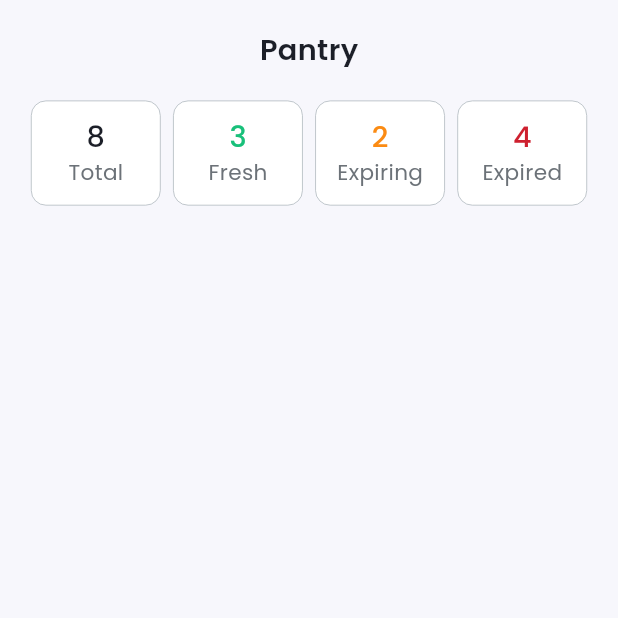
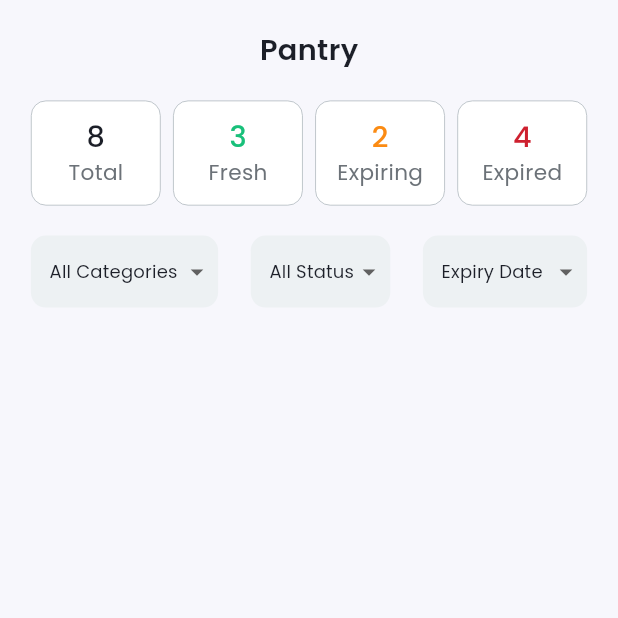
Before and after one commit to hao47/pantrikita, a Flutter app: the PantryPage screen opened directly, on a phone screen of 412 x 824 dp, the top half of it. Run offline on Flutter 3.47's test engine with Material 3 defaults, Android fonts, the phone set to English and light mode, and no system bars; our stand-ins replace bloc, equatable, flutter_bloc, flutter_dotenv, get_it, get_storage and 4 more; accounts and stored records are empty.

Commit message:
feat: [SF] add folder bloc in pantry and widget dropdown filter pantry

```diff
--- /dev/null
+++ b/lib/feature/pantry/data/dropdown_data/category_dropdown_data.dart
@@ -0,0 +1,9 @@
+Map<String, String> categoryDropdownData = {
+  "all_categories": "All Categories",
+  "dairy": "🥛 Dairy",
+  "vegetable": "🥕 Vegetables",
+  "fruit": "🍎 Fruits",
+  "grains": "🍞 Grains",
+  "meat": "🥩 Meat",
+  "seafood": "🐟 Seafood",
+};
--- /dev/null
+++ b/lib/feature/pantry/data/dropdown_data/sort_dropdown_data.dart
@@ -0,0 +1,6 @@
+Map<String, String> sortDropdownData = {
+  "expiry_date": "Expiry Date",
+  "name": "Name",
+  "category": "Category",
+  "date_added": "Date Added",
+};
--- /dev/null
+++ b/lib/feature/pantry/data/dropdown_data/status_dropdown_data.dart
@@ -0,0 +1,6 @@
+Map<String, String> statusDropdownData = {
+  "all_status": "All Status",
+  "fresh": "Fresh",
+  "expiring_soon": "Expiring",
+  "expired": "Expired",
+};
--- /dev/null
+++ b/lib/feature/pantry/presentation/bloc/pantry_bloc.dart
@@ -0,0 +1,44 @@
+import 'package:equatable/equatable.dart';
+import 'package:flutter/material.dart';
+import 'package:flutter_bloc/flutter_bloc.dart';
+
+part 'pantry_event.dart';
+
+part 'pantry_state.dart';
+
+class PantryBloc extends Bloc<PantryEvent, PantryState> {
+  PantryBloc() : super(PantryState()) {
+    on<GetFilterSearchEvent>(_onFilterSearch);
+    on<GetFilterCategoryEvent>(_onFilterCategory);
+    on<GetFilterStatusEvent>(_onFilterStatus);
+    on<GetFilterSortEvent>(_onFilterSort);
+  }
+
+  Future<void> _onFilterSearch(
+      GetFilterSearchEvent event,
+      Emitter<PantryState> emit,
+      ) async {
+    emit(state.copyWith(filterSearch: event.filterSearch));
+  }
+
+  Future<void> _onFilterCategory(
+      GetFilterCategoryEvent event,
+      Emitter<PantryState> emit,
+      ) async {
+    emit(state.copyWith(filterCategory: event.filterCategory));
+  }
+
+  Future<void> _onFilterStatus(
+      GetFilterStatusEvent event,
+      Emitter<PantryState> emit,
+      ) async {
+    emit(state.copyWith(filterStatus: event.filterStatus));
+  }
+
+  Future<void> _onFilterSort(
+      GetFilterSortEvent event,
+      Emitter<PantryState> emit,
+      ) async {
+    emit(state.copyWith(filterSort: event.filterSort));
+  }
+}
--- /dev/null
+++ b/lib/feature/pantry/presentation/bloc/pantry_event.dart
@@ -0,0 +1,30 @@
+part of 'pantry_bloc.dart';
+
+@immutable
+abstract class PantryEvent {}
+
+class GetPantryEvent extends PantryEvent {}
+
+class GetFilterSearchEvent extends PantryEvent {
+  final String filterSearch;
+
+  GetFilterSearchEvent({required this.filterSearch});
+}
+
+class GetFilterCategoryEvent extends PantryEvent {
+  final String filterCategory;
+
+  GetFilterCategoryEvent({required this.filterCategory});
+}
+
+class GetFilterStatusEvent extends PantryEvent {
+  final String filterStatus;
+
+  GetFilterStatusEvent({required this.filterStatus});
+}
+
+class GetFilterSortEvent extends PantryEvent {
+  final String filterSort;
+
+  GetFilterSortEvent({required this.filterSort});
+}
--- /dev/null
+++ b/lib/feature/pantry/presentation/bloc/pantry_state.dart
@@ -0,0 +1,56 @@
+part of 'pantry_bloc.dart';
+
+enum PantryStatus { initial, loading, success, failure }
+
+class PantryState extends Equatable {
+  const PantryState({
+    this.filterSearch = '',
+    this.filterCategory = 'all_categories',
+    this.filterStatus = 'all_status',
+    this.filterSort = 'expiry_date',
+    this.pantryStatus = PantryStatus.initial,
+    this.failureMessage = '',
+    this.failureType = '',
+  });
+
+  final String filterSearch;
+  final String filterCategory;
+  final String filterStatus;
+  final String filterSort;
+
+  final PantryStatus pantryStatus;
+  final String failureMessage;
+  final String failureType;
+
+
+  PantryState copyWith({
+    String? filterSearch,
+    String? filterCategory,
+    String? filterStatus,
+    String? filterSort,
+    PantryStatus? pantryStatus,
+    String? failureMessage,
+    String? failureType,
+  }) {
+    return PantryState(
+      filterSearch: filterSearch ?? this.filterSearch,
+      filterCategory: filterCategory ?? this.filterCategory,
+      filterStatus: filterStatus ?? this.filterStatus,
+      filterSort: filterSort ?? this.filterSort,
+      pantryStatus: pantryStatus ?? this.pantryStatus,
+      failureMessage: failureMessage ?? this.failureMessage,
+      failureType: failureType ?? this.failureType,
+    );
+  }
+
+  @override
+  List<Object> get props => [
+    filterSearch,
+    filterCategory,
+    filterStatus,
+    filterSort,
+    pantryStatus,
+    failureMessage,
+    failureType,
+  ];
+}
--- a/lib/feature/pantry/presentation/pages/pantry_page.dart
+++ b/lib/feature/pantry/presentation/pages/pantry_page.dart
@@ -1,8 +1,14 @@
 import 'package:flutter/cupertino.dart';
 import 'package:flutter/material.dart';
+import 'package:flutter_bloc/flutter_bloc.dart';
 import 'package:pantrikita/core/theme/color_value.dart';
 import 'package:pantrikita/core/theme/text_style.dart';
+import 'package:pantrikita/feature/pantry/data/dropdown_data/category_dropdown_data.dart';
+import 'package:pantrikita/feature/pantry/data/dropdown_data/sort_dropdown_data.dart';
+import 'package:pantrikita/feature/pantry/data/dropdown_data/status_dropdown_data.dart';
+import 'package:pantrikita/feature/pantry/presentation/bloc/pantry_bloc.dart';
 import 'package:pantrikita/feature/pantry/presentation/widgets/card_summary_pantry.dart';
+import 'package:pantrikita/feature/pantry/presentation/widgets/dropdown_filter_pantry.dart';
 
 class PantryPage extends StatelessWidget {
   const PantryPage({super.key});
@@ -36,6 +42,42 @@ class PantryPage extends StatelessWidget {
                   ),
 
                   SizedBox(height: 20),
+
+                  Row(
+                      mainAxisAlignment: MainAxisAlignment.spaceBetween,
+                      crossAxisAlignment: CrossAxisAlignment.center,
+                      children: [
+                        BlocBuilder<PantryBloc, PantryState>(builder: (context, state) {
+                          return DropdownFilterPantry(
+                            items: categoryDropdownData,
+                            selectedValue: state.filterCategory,
+                            onChanged: (value) {
+                              context.read<PantryBloc>().add(GetFilterCategoryEvent(filterCategory: value));
+                            },
+                          );
+                        }),
+
+                        BlocBuilder<PantryBloc, PantryState>(builder: (context, state) {
+                          return DropdownFilterPantry(
+                            items: statusDropdownData,
+                            selectedValue: state.filterStatus,
+                            onChanged: (value) {
+                              context.read<PantryBloc>().add(GetFilterStatusEvent(filterStatus: value));
+                            },
+                          );
+                        }),
+
+                        BlocBuilder<PantryBloc, PantryState>(builder: (context, state) {
+                          return DropdownFilterPantry(
+                            items: sortDropdownData,
+                            selectedValue: state.filterSort,
+                            onChanged: (value) {
+                              context.read<PantryBloc>().add(GetFilterSortEvent(filterSort: value));
+                            },
+                          );
+                        }),
+                      ]
+                  )
                 ],
               ),
             ),
--- /dev/null
+++ b/lib/feature/pantry/presentation/widgets/dropdown_filter_pantry.dart
@@ -0,0 +1,80 @@
+import 'package:flutter/material.dart';
+import 'package:pantrikita/core/theme/color_value.dart';
+import 'package:pantrikita/core/theme/text_style.dart';
+
+class DropdownFilterPantry extends StatelessWidget {
+  const DropdownFilterPantry({
+    super.key,
+    required this.items,
+    required this.selectedValue,
+    required this.onChanged,
+  });
+
+  final Map<String, String> items;
+  final String? selectedValue;
+  final Function(String) onChanged;
+
+  @override
+  Widget build(BuildContext context) {
+    double screenWidth = MediaQuery.of(context).size.width;
+
+    return Container(
+      decoration: BoxDecoration(
+        color: ColorValue.silver,
+        borderRadius: BorderRadius.circular(10),
+      ),
+      child: DropdownButtonHideUnderline(
+        child: DropdownButton<String>(
+          value: selectedValue,
+          menuWidth: screenWidth * 0.5,
+          dropdownColor: ColorValue.whiteColor,
+          padding: EdgeInsets.only(left: screenWidth * 0.03, right: screenWidth * 0.01),
+          borderRadius: BorderRadius.circular(15),
+          elevation: 2,
+          iconSize: 20,
+          onChanged: (String? newValue) {
+            print(newValue);
+            if (newValue != null) {
+              onChanged(newValue);
+            }
+          },
+          selectedItemBuilder: (BuildContext context) {
+            return items.entries.map<Widget>((MapEntry<String, String> entry) {
+              return Container(
+                alignment: Alignment.centerLeft,
+                child: Text(
+                  entry.value,
+                  style: tsLabelLargeRegular(ColorValue.black),
+                  overflow: TextOverflow.ellipsis,
+                ),
+              );
+            }).toList();
+          },
+          items: items.entries.map<DropdownMenuItem<String>>(
+                (MapEntry<String, String> entry) {
+              return DropdownMenuItem<String>(
+                value: entry.key,
+                child: Container(
+                  padding: EdgeInsets.symmetric(horizontal: screenWidth * 0.03, vertical: 10),
+                  decoration: BoxDecoration(
+                    color: entry.key == selectedValue ? ColorValue.primaryTransparant : Colors.transparent,
+                    borderRadius: BorderRadius.circular(8),
+                  ),
+                  child: Row(
+                    mainAxisAlignment: MainAxisAlignment.spaceBetween,
+                    children: [
+                      Text(entry.value, style: tsLabelLargeRegular(ColorValue.black), overflow: TextOverflow.ellipsis),
+                      if (entry.key == selectedValue)
+                        Icon(Icons.check, color: ColorValue.primary, size: 20,),
+                    ],
+                  ),
+                ),
+              );
+            },
+          ).toList(),
+
+        ),
+      ),
+    );
+  }
+}
```
